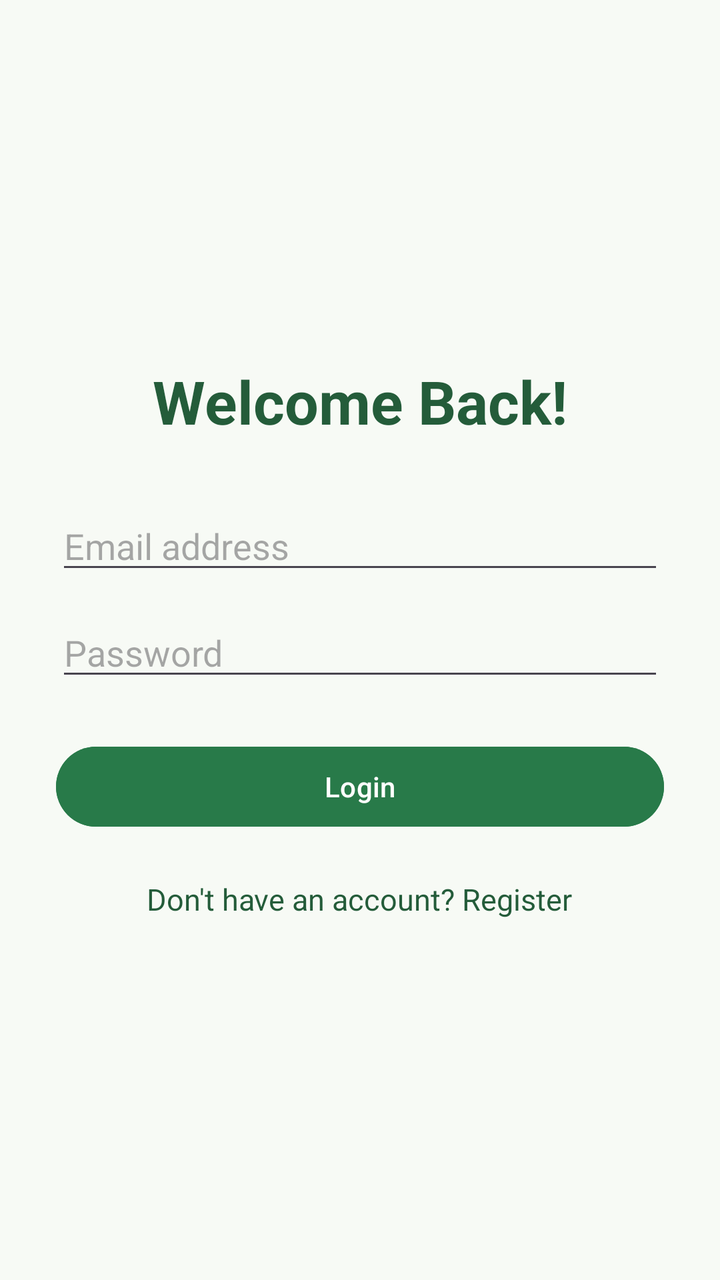
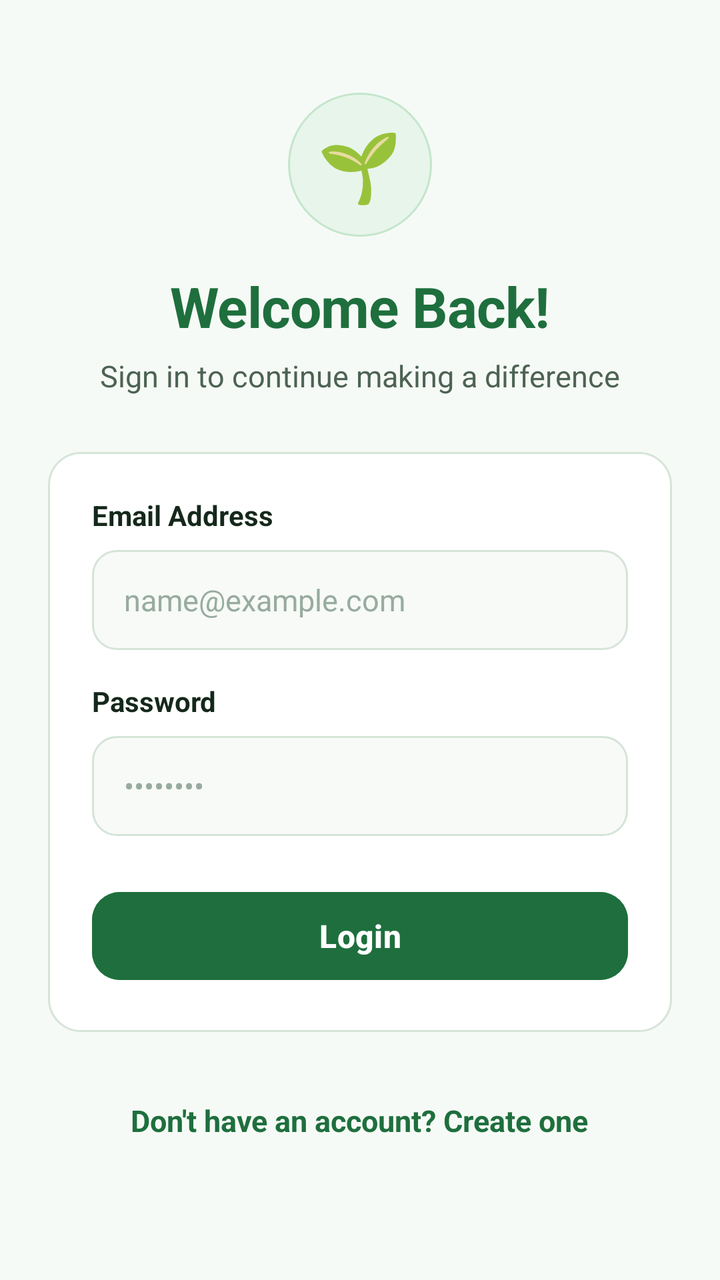

Compare the two renders of this Android layout. The source of the first and the diff that turns it into the second are given below.
<!-- AndroidManifest.xml: application theme Theme.MealCycle -->
<!-- res/layout/activity_login.xml -->
<?xml version="1.0" encoding="utf-8"?>
<LinearLayout
    xmlns:android="http://schemas.android.com/apk/res/android"
    android:layout_width="match_parent"
    android:layout_height="match_parent"
    android:orientation="vertical"
    android:gravity="center"
    android:padding="28dp"
    android:background="#F7FAF5">

    <TextView
        android:layout_width="wrap_content"
        android:layout_height="wrap_content"
        android:text="Welcome Back!"
        android:textSize="30sp"
        android:textStyle="bold"
        android:textColor="#245C3A"/>

    <EditText
        android:id="@+id/etEmail"
        android:layout_width="match_parent"
        android:layout_height="wrap_content"
        android:hint="Email address"
        android:inputType="textEmailAddress"
        android:layout_marginTop="30dp"/>

    <EditText
        android:id="@+id/etPassword"
        android:layout_width="match_parent"
        android:layout_height="wrap_content"
        android:hint="Password"
        android:inputType="textPassword"
        android:layout_marginTop="12dp"/>

    <Button
        android:id="@+id/btnLogin"
        android:layout_width="match_parent"
        android:layout_height="wrap_content"
        android:text="Login"
        android:layout_marginTop="24dp"
        android:backgroundTint="#287A49"
        android:textColor="#FFFFFF"/>

    <TextView
        android:id="@+id/tvRegister"
        android:layout_width="wrap_content"
        android:layout_height="wrap_content"
        android:text="Don't have an account? Register"
        android:textSize="15sp"
        android:textColor="#245C3A"
        android:layout_marginTop="22dp"
        android:clickable="true"
        android:focusable="true"/>


</LinearLayout>
<!-- resources referenced by this layout -->
<resources>
  <style name="Theme.MealCycle" parent="Base.Theme.MealCycle" />
  <style name="Base.Theme.MealCycle" parent="Theme.Material3.DayNight.NoActionBar">
          
          
      </style>
</resources>

<!-- the commit's change to res/layout/activity_login.xml (unified diff, before → after) -->
@@ -1,56 +1,145 @@
 <?xml version="1.0" encoding="utf-8"?>
-<LinearLayout
+<ScrollView
     xmlns:android="http://schemas.android.com/apk/res/android"
+    xmlns:app="http://schemas.android.com/apk/res-auto"
     android:layout_width="match_parent"
     android:layout_height="match_parent"
-    android:orientation="vertical"
-    android:gravity="center"
-    android:padding="28dp"
-    android:background="#F7FAF5">
+    android:fillViewport="true"
+    android:background="@color/bg_main">
 
-    <TextView
-        android:layout_width="wrap_content"
-        android:layout_height="wrap_content"
-        android:text="Welcome Back!"
-        android:textSize="30sp"
-        android:textStyle="bold"
-        android:textColor="#245C3A"/>
-
-    <EditText
-        android:id="@+id/etEmail"
+    <LinearLayout
         android:layout_width="match_parent"
         android:layout_height="wrap_content"
-        android:hint="Email address"
-        android:inputType="textEmailAddress"
-        android:layout_marginTop="30dp"/>
+        android:orientation="vertical"
+        android:paddingHorizontal="24dp"
+        android:paddingVertical="32dp"
+        android:gravity="center_horizontal">
 
-    <EditText
-        android:id="@+id/etPassword"
-        android:layout_width="match_parent"
-        android:layout_height="wrap_content"
-        android:hint="Password"
-        android:inputType="textPassword"
-        android:layout_marginTop="12dp"/>
+        <View
+            android:layout_width="0dp"
+            android:layout_height="0dp"
+            android:layout_weight="0.4" />
 
-    <Button
-        android:id="@+id/btnLogin"
-        android:layout_width="match_parent"
-        android:layout_height="wrap_content"
-        android:text="Login"
-        android:layout_marginTop="24dp"
-        android:backgroundTint="#287A49"
-        android:textColor="#FFFFFF"/>
+        
+        <FrameLayout
+            android:layout_width="72dp"
+            android:layout_height="72dp"
+            android:background="@drawable/bg_circle_primary"
+            android:layout_marginBottom="16dp">
 
-    <TextView
-        android:id="@+id/tvRegister"
-        android:layout_width="wrap_content"
-        android:layout_height="wrap_content"
-        android:text="Don't have an account? Register"
-        android:textSize="15sp"
-        android:textColor="#245C3A"
-        android:layout_marginTop="22dp"
-        android:clickable="true"
-        android:focusable="true"/>
+            <TextView
+                android:layout_width="wrap_content"
+                android:layout_height="wrap_content"
+                android:layout_gravity="center"
+                android:text="🌱"
+                android:textSize="34sp" />
+        </FrameLayout>
 
+        <TextView
+            android:layout_width="wrap_content"
+            android:layout_height="wrap_content"
+            android:text="Welcome Back!"
+            android:textSize="28sp"
+            android:textStyle="bold"
+            android:textColor="@color/primary"
+            android:letterSpacing="-0.01" />
 
-</LinearLayout>
+        <TextView
+            android:layout_width="wrap_content"
+            android:layout_height="wrap_content"
+            android:text="Sign in to continue making a difference"
+            android:textSize="15sp"
+            android:textColor="@color/text_secondary"
+            android:layout_marginTop="6dp"
+            android:layout_marginBottom="28dp" />
+
+        
+        <LinearLayout
+            android:layout_width="match_parent"
+            android:layout_height="wrap_content"
+            android:orientation="vertical"
+            android:background="@drawable/bg_card_white"
+            android:padding="22dp">
+
+            <TextView
+                android:layout_width="wrap_content"
+                android:layout_height="wrap_content"
+                android:text="Email Address"
+                android:textColor="@color/text_primary"
+                android:textStyle="bold"
+                android:textSize="14sp"
+                android:layout_marginBottom="8dp" />
+
+            <EditText
+                android:id="@+id/etEmail"
+                android:layout_width="match_parent"
+                android:layout_height="50dp"
+                android:background="@drawable/bg_input_field"
+                android:hint="name@example.com"
+                android:textColorHint="@color/text_hint"
+                android:textColor="@color/text_primary"
+                android:inputType="textEmailAddress"
+                android:paddingHorizontal="16dp"
+                android:textSize="15sp" />
+
+            <TextView
+                android:layout_width="wrap_content"
+                android:layout_height="wrap_content"
+                android:text="Password"
+                android:textColor="@color/text_primary"
+                android:textStyle="bold"
+                android:textSize="14sp"
+                android:layout_marginTop="16dp"
+                android:layout_marginBottom="8dp" />
+
+            <EditText
+                android:id="@+id/etPassword"
+                android:layout_width="match_parent"
+                android:layout_height="50dp"
+                android:background="@drawable/bg_input_field"
+                android:hint="••••••••"
+                android:textColorHint="@color/text_hint"
+                android:textColor="@color/text_primary"
+                android:inputType="textPassword"
+                android:paddingHorizontal="16dp"
+                android:textSize="15sp" />
+
+            
+            <com.google.android.material.button.MaterialButton
+                android:id="@+id/btnLogin"
+                android:layout_width="match_parent"
+                android:layout_height="52dp"
+                android:text="Login"
+                android:textAllCaps="false"
+                android:textSize="16sp"
+                android:textStyle="bold"
+                android:backgroundTint="@color/primary"
+                android:textColor="@color/white"
+                android:layout_marginTop="24dp"
+                app:cornerRadius="14dp"
+                app:elevation="1dp" />
+
+        </LinearLayout>
+
+        
+        <TextView
+            android:id="@+id/tvRegister"
+            android:layout_width="wrap_content"
+            android:layout_height="wrap_content"
+            android:text="Don't have an account? Create one"
+            android:textSize="15sp"
+            android:textColor="@color/primary"
+            android:textStyle="bold"
+            android:layout_marginTop="26dp"
+            android:padding="8dp"
+            android:clickable="true"
+            android:focusable="true" />
+
+        <View
+            android:layout_width="0dp"
+            android:layout_height="0dp"
+            android:layout_weight="0.8" />
+
+    </LinearLayout>
+
+</ScrollView>
<!-- resource entries referenced after the edit -->
@@ -1,9 +1,70 @@
 <!-- resources referenced by this layout -->
 <resources>
+  <color name="bg_main">#F6FAF6</color>
+  <color name="primary">#1E6F3D</color>
+  <color name="text_hint">#98ABA0</color>
+  <color name="text_primary">#14281B</color>
+  <color name="text_secondary">#4D6353</color>
+  <color name="white">#FFFFFFFF</color>
+  <!-- drawable bg_card_white (drawable) -->
+  <?xml version="1.0" encoding="utf-8"?>
+  <shape xmlns:android="http://schemas.android.com/apk/res/android"
+      android:shape="rectangle">
+      <solid android:color="@color/surface_card" />
+      <corners android:radius="16dp" />
+      <stroke
+          android:width="1dp"
+          android:color="@color/border_light" />
+  </shape>
+  <!-- drawable bg_circle_primary (drawable) -->
+  <?xml version="1.0" encoding="utf-8"?>
+  <shape xmlns:android="http://schemas.android.com/apk/res/android"
+      android:shape="oval">
+      <solid android:color="@color/primary_tint" />
+      <stroke
+          android:width="1dp"
+          android:color="@color/primary_tint_border" />
+  </shape>
+  <!-- drawable bg_input_field (drawable) -->
+  <?xml version="1.0" encoding="utf-8"?>
+  <selector xmlns:android="http://schemas.android.com/apk/res/android">
+      <item android:state_focused="true">
+          <shape android:shape="rectangle">
+              <solid android:color="@color/surface_card" />
+              <corners android:radius="12dp" />
+              <stroke
+                  android:width="2dp"
+                  android:color="@color/primary" />
+          </shape>
+      </item>
+      <item>
+          <shape android:shape="rectangle">
+              <solid android:color="#F7FAF7" />
+              <corners android:radius="12dp" />
+              <stroke
+                  android:width="1dp"
+                  android:color="@color/border_light" />
+          </shape>
+      </item>
+  </selector>
   <style name="Theme.MealCycle" parent="Base.Theme.MealCycle" />
+  <color name="surface_card">#FFFFFF</color>
+  <color name="border_light">#D6E4D8</color>
+  <color name="primary_tint">#E8F5EB</color>
+  <color name="primary_tint_border">#C3E6CB</color>
   <style name="Base.Theme.MealCycle" parent="Theme.Material3.DayNight.NoActionBar">
           
-          
+          <item name="colorPrimary">@color/primary</item>
+          <item name="colorPrimaryVariant">@color/primary_dark</item>
+          <item name="colorOnPrimary">@color/text_on_primary</item>
+          <item name="colorSecondary">@color/secondary</item>
+          <item name="colorSurface">@color/surface_card</item>
+          <item name="android:windowBackground">@color/bg_main</item>
+          <item name="android:statusBarColor">@color/bg_main</item>
+          <item name="android:windowLightStatusBar">true</item>
       </style>
+  <color name="primary_dark">#134E2A</color>
+  <color name="text_on_primary">#FFFFFF</color>
+  <color name="secondary">#E67E22</color>
 </resources>
 
